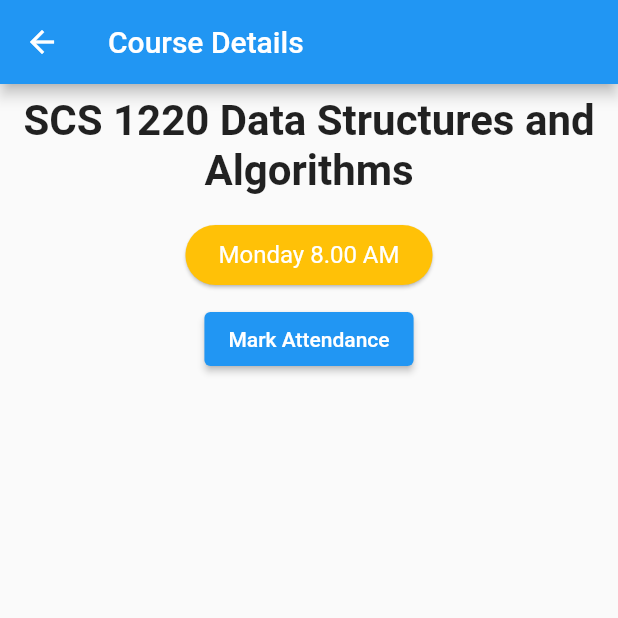
After one commit to kulasinghet/unimate, a Flutter app: the StudentAllCoursePage screen opened directly, scrolled down 576 dp, after a tap on "Enter", on a phone screen of 412 x 824 dp, the top half of it. The commit adds this screen. Run offline on Flutter 3.47's test engine with Material 2 defaults, Android fonts, the phone set to English and light mode, and no system bars.

Commit message:
Creating Course UI

```diff
--- a/lib/student/all_course.dart
+++ b/lib/student/all_course.dart
@@ -1,14 +1,15 @@
 import 'package:flutter/material.dart';
+import 'package:unimate/student/course.dart';
 import 'package:unimate/student/student_drawer.dart';
 
-class AllCoursePage extends StatefulWidget {
-  const AllCoursePage({Key? key}) : super(key: key);
+class StudentAllCoursePage extends StatefulWidget {
+  const StudentAllCoursePage({Key? key}) : super(key: key);
 
   @override
-  State<AllCoursePage> createState() => _AllCoursePageState();
+  State<StudentAllCoursePage> createState() => _StudentAllCoursePageState();
 }
 
-class _AllCoursePageState extends State<AllCoursePage> {
+class _StudentAllCoursePageState extends State<StudentAllCoursePage> {
   @override
   Widget build(BuildContext context) {
     final List<String> _items = [
@@ -27,7 +28,7 @@ class _AllCoursePageState extends State<AllCoursePage> {
     return SafeArea(
       child: Scaffold(
         appBar: AppBar(
-          title: Text("All Courses"),
+          title: const Text("All Courses"),
         ),
         drawer: const StudentDrawer(),
         body: Padding(
@@ -48,15 +49,15 @@ class _AllCoursePageState extends State<AllCoursePage> {
                     child: Column(
                       crossAxisAlignment: CrossAxisAlignment.stretch,
                       children: [
-                        Text(
+                        const Text(
                           'SCS2012 Data Structures and Algorithms',
                           style: TextStyle(
                             fontSize: 22.0,
                             fontWeight: FontWeight.bold,
                           ),
                         ),
-                        SizedBox(height: 8.0),
-                        Text(
+                        const SizedBox(height: 8.0),
+                        const Text(
                           'Saman Kumara',
                           style: TextStyle(
                             fontSize: 16.0,
@@ -69,7 +70,11 @@ class _AllCoursePageState extends State<AllCoursePage> {
                             SizedBox(
                               width: 120.0,
                               child: ElevatedButton(
-                                onPressed: () {},
+                                onPressed: () {
+                                  Navigator.of(context).push(MaterialPageRoute(builder: (BuildContext context) {
+                                    return const StudentCourse();
+                                  }));
+                                },
                                 child: Text('Enter'),
                               ),
                             ),
--- /dev/null
+++ b/lib/student/course.dart
@@ -0,0 +1,76 @@
+import 'package:flutter/cupertino.dart';
+import 'package:flutter/material.dart';
+
+List<String> weekdays = [
+  'Monday',
+  'Tuesday',
+  'Wednesday',
+  'Thursday',
+  'Friday'
+];
+
+class StudentCourse extends StatefulWidget {
+  const StudentCourse({Key? key}) : super(key: key);
+
+  @override
+  State<StudentCourse> createState() => _StudentCourseState();
+}
+
+class _StudentCourseState extends State<StudentCourse> {
+  String dropdownValue = weekdays.first;
+
+  @override
+  Widget build(BuildContext context) {
+    return Scaffold(
+        appBar: AppBar(
+          title: Text("Course Details"),
+        ),
+        body: Center(
+          child: Container(
+            height: double.infinity,
+            child: SingleChildScrollView(
+              child: Column(
+                mainAxisAlignment: MainAxisAlignment.start,
+                children: [
+                  const Padding(
+                    padding: EdgeInsets.all(8.0),
+                    child: Text(
+                      'SCS 1220 Data Structures and Algorithms',
+                      textAlign: TextAlign.center,
+                      style: TextStyle(
+                        fontSize: 28.0,
+                        fontWeight: FontWeight.bold,
+                      ),
+                    ),
+                  ),
+                  Padding(
+                    padding: const EdgeInsets.all(8.0),
+                    child: Card(
+                      color: Colors.amber,
+                      shape: RoundedRectangleBorder(
+                        borderRadius: BorderRadius.circular(20.0),
+                      ),
+                      child: SizedBox(
+                        width: MediaQuery.of(context).size.width * 0.4,
+                        height: 40,
+                        child: const Center(
+                          child: Text(
+                            'Monday 8.00 AM',
+                            style: TextStyle(
+                              color: Colors.white,
+                              fontSize: 16.0,
+                            ),
+                          ),
+                        ),
+                      ),
+                    ),
+                  ),
+                  ElevatedButton(onPressed: (){}, child: Text("Mark Attendance"))
+
+                ],
+              ),
+            ),
+          ),
+        ));
+  }
+}
--- a/lib/student/student_drawer.dart
+++ b/lib/student/student_drawer.dart
@@ -34,7 +34,7 @@ class _StudentDrawerState extends State<StudentDrawer> {
             onTap: () {
               Navigator.of(context)
                   .push(MaterialPageRoute(builder: (BuildContext context) {
-                return const AllCoursePage();
+                return const StudentAllCoursePage();
               }));
             },
           ),
```
